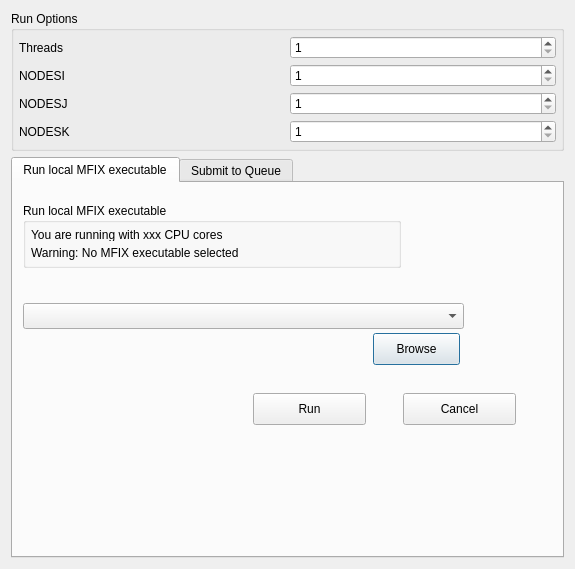
Qt form gui/uifiles/run_popup.ui (truongd8593/mfix) before a commit.
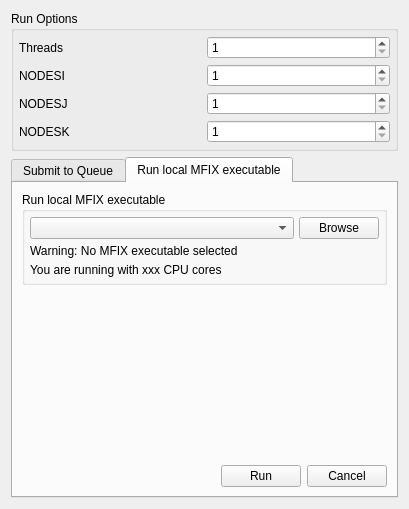
The same form after that commit. The open tabs and pages were chosen to show the change. Custom widgets are drawn as their Qt base class.

Commit message: straighten up run dialog

```diff
--- a/gui/uifiles/run_popup.ui
+++ b/gui/uifiles/run_popup.ui
@@ -6,8 +6,8 @@
    <rect>
     <x>0</x>
     <y>0</y>
-    <width>575</width>
-    <height>569</height>
+    <width>409</width>
+    <height>509</height>
    </rect>
   </property>
   <property name="windowTitle">
@@ -17,7 +17,7 @@
    <item row="1" column="0">
     <widget class="QGroupBox" name="groupbox_run_options">
      <property name="sizePolicy">
-      <sizepolicy hsizetype="MinimumExpanding" vsizetype="Minimum">
+      <sizepolicy hsizetype="MinimumExpanding" vsizetype="Maximum">
        <horstretch>0</horstretch>
        <verstretch>0</verstretch>
       </sizepolicy>
@@ -29,16 +29,7 @@
       <bool>true</bool>
      </property>
      <layout class="QGridLayout" name="gridLayout_2">
-      <property name="leftMargin">
-       <number>5</number>
-      </property>
-      <property name="topMargin">
-       <number>5</number>
-      </property>
-      <property name="rightMargin">
-       <number>5</number>
-      </property>
-      <property name="bottomMargin">
+      <property name="margin">
        <number>5</number>
       </property>
       <property name="spacing">
@@ -109,211 +100,85 @@
      </layout>
     </widget>
    </item>
-   <item row="2" column="0">
+   <item row="3" column="0">
     <widget class="QTabWidget" name="tabWidget">
-     <property name="currentIndex">
-      <number>1</number>
-     </property>
-     <widget class="QWidget" name="local">
-      <attribute name="title">
-       <string>Run local MFIX executable</string>
-      </attribute>
-      <widget class="QGroupBox" name="groupbox_executable_options">
-       <property name="geometry">
-        <rect>
-         <x>10</x>
-         <y>20</y>
-         <width>378</width>
-         <height>65</height>
-        </rect>
-       </property>
-       <property name="minimumSize">
-        <size>
-         <width>300</width>
-         <height>0</height>
-        </size>
-       </property>
-       <property name="maximumSize">
-        <size>
-         <width>16777215</width>
-         <height>16777215</height>
-        </size>
-       </property>
-       <property name="focusPolicy">
-        <enum>Qt::NoFocus</enum>
-       </property>
-       <property name="title">
-        <string>Run local MFIX executable</string>
-       </property>
-       <property name="flat">
-        <bool>true</bool>
-       </property>
-       <layout class="QGridLayout" name="gridLayout_5">
-        <property name="leftMargin">
-         <number>5</number>
-        </property>
-        <property name="topMargin">
-         <number>5</number>
-        </property>
-        <property name="rightMargin">
-         <number>5</number>
-        </property>
-        <property name="bottomMargin">
-         <number>5</number>
-        </property>
-        <property name="spacing">
-         <number>5</number>
-        </property>
-        <item row="2" column="0">
-         <widget class="QFrame" name="frame">
           <property name="sizePolicy">
            <sizepolicy hsizetype="MinimumExpanding" vsizetype="Preferred">
             <horstretch>0</horstretch>
             <verstretch>0</verstretch>
            </sizepolicy>
           </property>
-          <property name="frameShape">
-           <enum>QFrame::NoFrame</enum>
-          </property>
-          <property name="frameShadow">
-           <enum>QFrame::Plain</enum>
-          </property>
-          <property name="lineWidth">
-           <number>0</number>
-          </property>
-          <layout class="QGridLayout" name="gridLayout">
-           <property name="leftMargin">
-            <number>0</number>
-           </property>
-           <property name="topMargin">
-            <number>0</number>
-           </property>
-           <property name="rightMargin">
-            <number>0</number>
-           </property>
-           <property name="bottomMargin">
-            <number>0</number>
-           </property>
-           <property name="spacing">
-            <number>0</number>
-           </property>
-           <item row="1" column="0">
-            <widget class="QLabel" name="label_mfix_exe_warning">
-             <property name="sizePolicy">
-              <sizepolicy hsizetype="Minimum" vsizetype="Preferred">
-               <horstretch>0</horstretch>
-               <verstretch>0</verstretch>
-              </sizepolicy>
-             </property>
-             <property name="text">
-              <string>Warning: No MFIX executable selected</string>
-             </property>
-            </widget>
-           </item>
-          </layout>
-         </widget>
-        </item>
-        <item row="1" column="0">
-         <widget class="QLabel" name="label_cores_detected">
-          <property name="text">
-           <string>You are running with xxx CPU cores</string>
-          </property>
-         </widget>
-        </item>
-       </layout>
-      </widget>
-      <widget class="ComboBox" name="combobox_mfix_exe">
-       <property name="geometry">
-        <rect>
-         <x>10</x>
-         <y>120</y>
-         <width>441</width>
-         <height>26</height>
-        </rect>
-       </property>
-       <property name="sizePolicy">
-        <sizepolicy hsizetype="Minimum" vsizetype="Preferred">
-         <horstretch>0</horstretch>
-         <verstretch>0</verstretch>
-        </sizepolicy>
-       </property>
-       <property name="focusPolicy">
-        <enum>Qt::TabFocus</enum>
-       </property>
-       <property name="insertPolicy">
-        <enum>QComboBox::InsertAtTop</enum>
-       </property>
-      </widget>
-      <widget class="QPushButton" name="button_browse_exe">
-       <property name="geometry">
-        <rect>
-         <x>360</x>
-         <y>150</y>
-         <width>87</width>
-         <height>32</height>
-        </rect>
-       </property>
-       <property name="sizePolicy">
-        <sizepolicy hsizetype="Maximum" vsizetype="Preferred">
-         <horstretch>0</horstretch>
-         <verstretch>0</verstretch>
-        </sizepolicy>
-       </property>
-       <property name="focusPolicy">
-        <enum>Qt::TabFocus</enum>
-       </property>
-       <property name="toolTip">
-        <string>Browse for MFIX executable</string>
-       </property>
-       <property name="text">
-        <string>Browse</string>
-       </property>
-      </widget>
-      <widget class="QPushButton" name="button_local_run">
-       <property name="geometry">
-        <rect>
-         <x>240</x>
-         <y>210</y>
-         <width>113</width>
-         <height>32</height>
-        </rect>
-       </property>
-       <property name="text">
-        <string>Run</string>
-       </property>
-      </widget>
-      <widget class="QPushButton" name="button_local_cancel">
-       <property name="geometry">
-        <rect>
-         <x>390</x>
-         <y>210</y>
-         <width>113</width>
-         <height>32</height>
-        </rect>
-       </property>
-       <property name="text">
-        <string>Cancel</string>
-       </property>
-      </widget>
-     </widget>
+     <property name="currentIndex">
+      <number>1</number>
+     </property>
      <widget class="QWidget" name="queue">
       <attribute name="title">
        <string>Submit to Queue</string>
       </attribute>
+      <layout class="QGridLayout" name="gridLayout_7">
+       <item row="0" column="0" colspan="2">
+        <widget class="QGroupBox" name="groupBox">
+         <property name="sizePolicy">
+          <sizepolicy hsizetype="MinimumExpanding" vsizetype="Maximum">
+           <horstretch>0</horstretch>
+           <verstretch>0</verstretch>
+          </sizepolicy>
+         </property>
+         <property name="title">
+          <string>Executable</string>
+         </property>
+         <layout class="QGridLayout" name="gridLayout_6">
+          <property name="margin">
+           <number>5</number>
+          </property>
+          <property name="spacing">
+           <number>5</number>
+          </property>
+          <item row="0" column="0">
+           <widget class="ComboBox" name="combobox_mfix_exe_2">
+            <property name="sizePolicy">
+             <sizepolicy hsizetype="Minimum" vsizetype="Minimum">
+              <horstretch>0</horstretch>
+              <verstretch>0</verstretch>
+             </sizepolicy>
+            </property>
+            <property name="focusPolicy">
+             <enum>Qt::TabFocus</enum>
+            </property>
+            <property name="insertPolicy">
+             <enum>QComboBox::InsertAtTop</enum>
+            </property>
+           </widget>
+          </item>
+          <item row="0" column="1">
+           <widget class="QPushButton" name="button_browse_exe_2">
+            <property name="sizePolicy">
+             <sizepolicy hsizetype="Maximum" vsizetype="Preferred">
+              <horstretch>0</horstretch>
+              <verstretch>0</verstretch>
+             </sizepolicy>
+            </property>
+            <property name="focusPolicy">
+             <enum>Qt::TabFocus</enum>
+            </property>
+            <property name="toolTip">
+             <string>Browse for MFIX executable</string>
+            </property>
+            <property name="text">
+             <string>Browse</string>
+            </property>
+           </widget>
+          </item>
+         </layout>
+        </widget>
+       </item>
+       <item row="1" column="0" colspan="2">
       <widget class="QGroupBox" name="groupbox_queue_options">
        <property name="enabled">
         <bool>true</bool>
        </property>
-       <property name="geometry">
-        <rect>
-         <x>30</x>
-         <y>80</y>
-         <width>475</width>
-         <height>131</height>
-        </rect>
-       </property>
        <property name="sizePolicy">
-        <sizepolicy hsizetype="Preferred" vsizetype="Minimum">
+          <sizepolicy hsizetype="MinimumExpanding" vsizetype="Maximum">
          <horstretch>0</horstretch>
          <verstretch>0</verstretch>
         </sizepolicy>
@@ -325,26 +190,30 @@
         <bool>true</bool>
        </property>
        <layout class="QGridLayout" name="gridLayout_3">
-        <property name="leftMargin">
-         <number>5</number>
-        </property>
-        <property name="topMargin">
-         <number>5</number>
-        </property>
-        <property name="rightMargin">
-         <number>5</number>
-        </property>
-        <property name="bottomMargin">
+          <property name="margin">
          <number>5</number>
         </property>
         <property name="spacing">
          <number>5</number>
         </property>
         <item row="3" column="1">
-         <widget class="QLineEdit" name="lineedit_queue_modules"/>
+           <widget class="QLineEdit" name="lineedit_queue_modules">
+            <property name="sizePolicy">
+             <sizepolicy hsizetype="Preferred" vsizetype="Preferred">
+              <horstretch>0</horstretch>
+              <verstretch>0</verstretch>
+             </sizepolicy>
+            </property>
+           </widget>
         </item>
         <item row="1" column="1">
          <widget class="QSpinBox" name="spinbox_cores_requested">
+            <property name="sizePolicy">
+             <sizepolicy hsizetype="Preferred" vsizetype="Preferred">
+              <horstretch>0</horstretch>
+              <verstretch>0</verstretch>
+             </sizepolicy>
+            </property>
           <property name="minimum">
            <number>16</number>
           </property>
@@ -382,6 +251,12 @@
           <property name="enabled">
            <bool>true</bool>
           </property>
+            <property name="sizePolicy">
+             <sizepolicy hsizetype="Preferred" vsizetype="Preferred">
+              <horstretch>0</horstretch>
+              <verstretch>0</verstretch>
+             </sizepolicy>
+            </property>
          </widget>
         </item>
         <item row="0" column="0">
@@ -393,6 +268,12 @@
         </item>
         <item row="2" column="1">
          <widget class="QComboBox" name="combobox_queue_name">
+            <property name="sizePolicy">
+             <sizepolicy hsizetype="Preferred" vsizetype="Preferred">
+              <horstretch>0</horstretch>
+              <verstretch>0</verstretch>
+             </sizepolicy>
+            </property>
           <property name="editable">
            <bool>true</bool>
           </property>
@@ -425,43 +306,128 @@
         </item>
        </layout>
       </widget>
+       </item>
+       <item row="2" column="1">
+        <spacer name="verticalSpacer">
+         <property name="orientation">
+          <enum>Qt::Vertical</enum>
+         </property>
+         <property name="sizeType">
+          <enum>QSizePolicy::MinimumExpanding</enum>
+         </property>
+         <property name="sizeHint" stdset="0">
+          <size>
+           <width>20</width>
+           <height>40</height>
+          </size>
+         </property>
+        </spacer>
+       </item>
+       <item row="3" column="1">
+        <widget class="QFrame" name="frame_2">
+         <property name="frameShape">
+          <enum>QFrame::NoFrame</enum>
+         </property>
+         <property name="frameShadow">
+          <enum>QFrame::Plain</enum>
+         </property>
+         <property name="lineWidth">
+          <number>0</number>
+         </property>
+         <layout class="QGridLayout" name="gridLayout_8">
+          <property name="margin">
+           <number>0</number>
+          </property>
+          <item row="0" column="1">
       <widget class="QPushButton" name="button_queue_submit">
-       <property name="geometry">
-        <rect>
-         <x>300</x>
-         <y>240</y>
-         <width>113</width>
-         <height>32</height>
-        </rect>
-       </property>
        <property name="text">
         <string>Submit</string>
        </property>
       </widget>
+          </item>
+          <item row="0" column="2">
       <widget class="QPushButton" name="button_queue_cancel">
-       <property name="geometry">
-        <rect>
-         <x>420</x>
-         <y>240</y>
-         <width>113</width>
-         <height>32</height>
-        </rect>
-       </property>
        <property name="text">
         <string>Cancel</string>
        </property>
       </widget>
-      <widget class="ComboBox" name="combobox_mfix_exe_2">
-       <property name="geometry">
-        <rect>
-         <x>40</x>
-         <y>20</y>
-         <width>451</width>
-         <height>26</height>
-        </rect>
-       </property>
+          </item>
+          <item row="0" column="0">
+           <spacer name="horizontalSpacer_2">
+            <property name="orientation">
+             <enum>Qt::Horizontal</enum>
+            </property>
+            <property name="sizeHint" stdset="0">
+             <size>
+              <width>40</width>
+              <height>20</height>
+             </size>
+            </property>
+           </spacer>
+          </item>
+         </layout>
+        </widget>
+       </item>
+      </layout>
+     </widget>
+     <widget class="QWidget" name="local">
+      <attribute name="title">
+       <string>Run local MFIX executable</string>
+      </attribute>
+      <layout class="QGridLayout" name="gridLayout">
+       <item row="0" column="0" colspan="2">
+        <widget class="QGroupBox" name="groupbox_executable_options">
        <property name="sizePolicy">
-        <sizepolicy hsizetype="Minimum" vsizetype="Preferred">
+          <sizepolicy hsizetype="MinimumExpanding" vsizetype="Maximum">
+           <horstretch>0</horstretch>
+           <verstretch>0</verstretch>
+          </sizepolicy>
+         </property>
+         <property name="minimumSize">
+          <size>
+           <width>300</width>
+           <height>0</height>
+          </size>
+         </property>
+         <property name="maximumSize">
+          <size>
+           <width>16777215</width>
+           <height>16777215</height>
+          </size>
+         </property>
+         <property name="focusPolicy">
+          <enum>Qt::NoFocus</enum>
+         </property>
+         <property name="title">
+          <string>Run local MFIX executable</string>
+         </property>
+         <property name="flat">
+          <bool>true</bool>
+         </property>
+         <layout class="QGridLayout" name="gridLayout_5">
+          <property name="margin">
+           <number>5</number>
+          </property>
+          <property name="spacing">
+           <number>5</number>
+          </property>
+          <item row="2" column="0">
+           <widget class="QLabel" name="label_cores_detected">
+            <property name="sizePolicy">
+             <sizepolicy hsizetype="MinimumExpanding" vsizetype="Minimum">
+              <horstretch>0</horstretch>
+              <verstretch>0</verstretch>
+             </sizepolicy>
+            </property>
+            <property name="text">
+             <string>You are running with xxx CPU cores</string>
+            </property>
+           </widget>
+          </item>
+          <item row="0" column="0">
+           <widget class="ComboBox" name="combobox_mfix_exe">
+            <property name="sizePolicy">
+             <sizepolicy hsizetype="Minimum" vsizetype="Maximum">
          <horstretch>0</horstretch>
          <verstretch>0</verstretch>
         </sizepolicy>
@@ -473,17 +439,11 @@
         <enum>QComboBox::InsertAtTop</enum>
        </property>
       </widget>
-      <widget class="QPushButton" name="button_browse_exe_2">
-       <property name="geometry">
-        <rect>
-         <x>410</x>
-         <y>40</y>
-         <width>87</width>
-         <height>32</height>
-        </rect>
-       </property>
+          </item>
+          <item row="0" column="1">
+           <widget class="QPushButton" name="button_browse_exe">
        <property name="sizePolicy">
-        <sizepolicy hsizetype="Maximum" vsizetype="Preferred">
+             <sizepolicy hsizetype="Maximum" vsizetype="Minimum">
          <horstretch>0</horstretch>
          <verstretch>0</verstretch>
         </sizepolicy>
@@ -498,6 +458,88 @@
         <string>Browse</string>
        </property>
       </widget>
+          </item>
+          <item row="1" column="0">
+           <widget class="QLabel" name="label_mfix_exe_warning">
+            <property name="sizePolicy">
+             <sizepolicy hsizetype="MinimumExpanding" vsizetype="Minimum">
+              <horstretch>0</horstretch>
+              <verstretch>0</verstretch>
+             </sizepolicy>
+            </property>
+            <property name="text">
+             <string>Warning: No MFIX executable selected</string>
+            </property>
+           </widget>
+          </item>
+         </layout>
+        </widget>
+       </item>
+       <item row="1" column="1">
+        <spacer name="verticalSpacer_2">
+         <property name="orientation">
+          <enum>Qt::Vertical</enum>
+         </property>
+         <property name="sizeType">
+          <enum>QSizePolicy::MinimumExpanding</enum>
+         </property>
+         <property name="sizeHint" stdset="0">
+          <size>
+           <width>20</width>
+           <height>40</height>
+          </size>
+         </property>
+        </spacer>
+       </item>
+       <item row="2" column="1">
+        <widget class="QFrame" name="frame">
+         <property name="frameShape">
+          <enum>QFrame::NoFrame</enum>
+         </property>
+         <property name="frameShadow">
+          <enum>QFrame::Plain</enum>
+         </property>
+         <property name="lineWidth">
+          <number>0</number>
+         </property>
+         <layout class="QHBoxLayout" name="horizontalLayout">
+          <property name="spacing">
+           <number>6</number>
+          </property>
+          <property name="margin">
+           <number>0</number>
+          </property>
+          <item>
+           <spacer name="horizontalSpacer">
+            <property name="orientation">
+             <enum>Qt::Horizontal</enum>
+            </property>
+            <property name="sizeHint" stdset="0">
+             <size>
+              <width>40</width>
+              <height>20</height>
+             </size>
+            </property>
+           </spacer>
+          </item>
+          <item>
+           <widget class="QPushButton" name="button_local_run">
+            <property name="text">
+             <string>Run</string>
+            </property>
+           </widget>
+          </item>
+          <item>
+           <widget class="QPushButton" name="button_local_cancel">
+            <property name="text">
+             <string>Cancel</string>
+            </property>
+           </widget>
+          </item>
+         </layout>
+        </widget>
+       </item>
+      </layout>
      </widget>
     </widget>
    </item>
```
Lines whose indentation alone changed are shown as unchanged.
